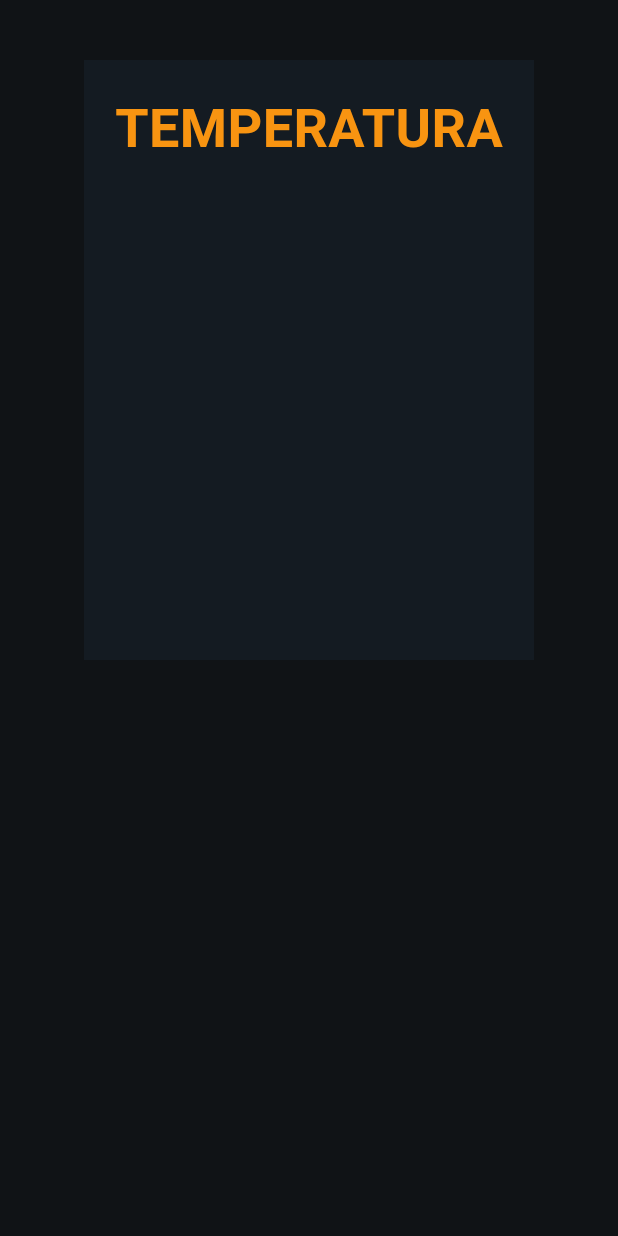
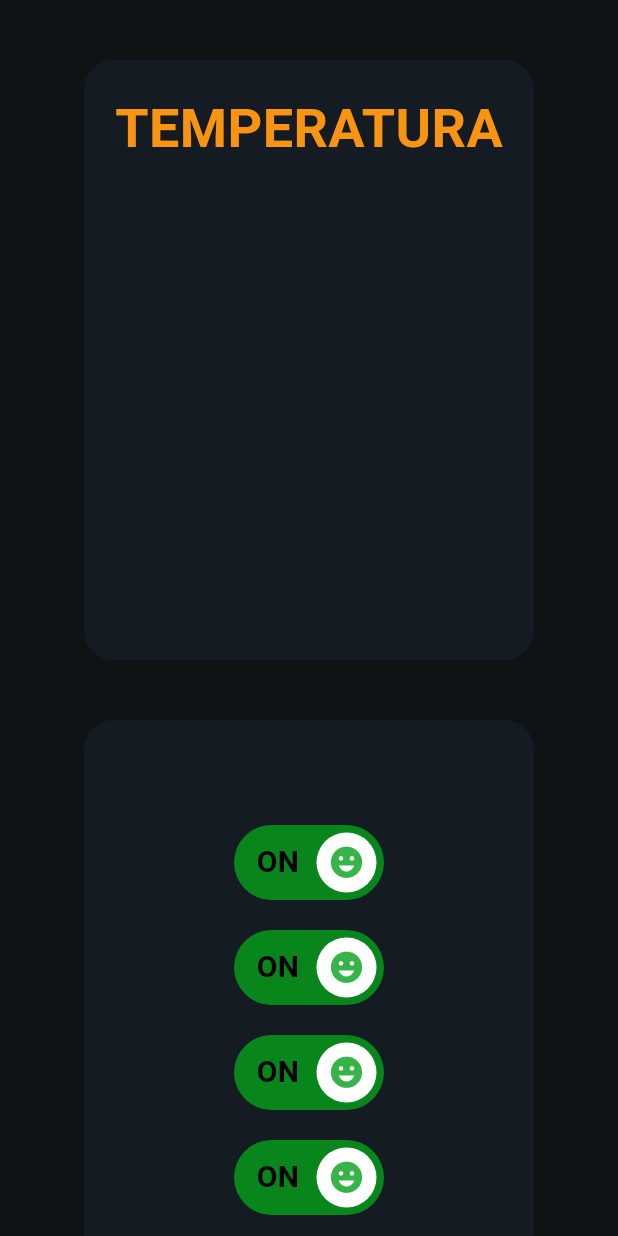
Before and after one commit to Yscarlys/ESP32S3-flutter, a Flutter app: the screen it shows after launch, on a phone screen of 412 x 824 dp. Run offline on Flutter 3.47's test engine with Material 3 defaults, Android fonts, the phone set to English and light mode, and no system bars; drawn by our look-alikes of lite_rolling_switch.

Commit message:
Holi soy el mensaje xoxo

```diff
--- a/lib/paginas/inicio.dart
+++ b/lib/paginas/inicio.dart
@@ -1,4 +1,6 @@
 import 'package:flutter/material.dart';
+import 'package:flutter/widgets.dart';
+import 'package:lite_rolling_switch/lite_rolling_switch.dart';
 
 class Inicio extends StatelessWidget {
   const Inicio({super.key});
@@ -12,13 +14,26 @@ class Inicio extends StatelessWidget {
         children: <Widget>[
           Row(
             mainAxisAlignment: MainAxisAlignment.center,
-            children: <Widget>[
+            children: _cardTemperatura,
+          ),
+          Row(
+            mainAxisAlignment: MainAxisAlignment.center,
+            children: _cardSwitches,
+          ),
+        ],
+      ),
+    );
+  }
+
+  List <Widget> get _cardTemperatura {
+    return <Widget>[
             Container(
               width: 300.0,
               height: 400.0,
-                color: const Color(0xff141b22),
-                margin:
-                  const EdgeInsets.symmetric(vertical: 40.0, horizontal: 0.0),
+              decoration: const BoxDecoration(
+                  color:   Color(0xff141b22),
+                  borderRadius: BorderRadius.all(Radius.circular(20))),
+              margin: const EdgeInsets.symmetric(vertical: 40.0, horizontal: 0.0),
               child: Column(
                 children: <Widget>[
                   Row(
@@ -40,13 +55,114 @@ class Inicio extends StatelessWidget {
                 ],
               ),
             ),
+          ];
+  }
+  List <Widget> get _cardSwitches {
+    return <Widget>  [
+               Container(
+                width: 300.0,
+                height: 400.0,
+                decoration: const BoxDecoration(
+                  color:   Color(0xff141b22),
+                  borderRadius: BorderRadius.all(Radius.circular(20))),
+                child: Column(
+                mainAxisAlignment: MainAxisAlignment.center,
+                children: <Widget>[
+                Padding(
+                  padding: const EdgeInsets.all(10),
+                  child: LiteRollingSwitch(
+                  value: true,
+                  width: 100,
+                  textOn: 'ON',
+                  textOff: 'OFF',
+                  colorOn: const Color.fromARGB(204, 5, 161, 26),
+                  colorOff: const Color.fromARGB(255, 35, 49, 56),
+                  iconOn: Icons.emoji_emotions_sharp,
+                  iconOff: Icons.mood_bad_rounded,
+                  textSize: 20.0,
+                  textOnColor: Colors.black,
+                  textOffColor: Colors.white,
+                  animationDuration: const Duration(milliseconds: 50),
+                  onChanged: (bool position) {
+                  print("El Dispositivo esta $position");
+                  },
+                  onDoubleTap: () {},
+                  onSwipe: () {},
+                  onTap: () {},
+                  ),
+                ),
+                Padding(
+                  padding: const EdgeInsets.all(10),
+                  child: LiteRollingSwitch(
+                  value: true,
+                  width: 100,
+                  textOn: 'ON',
+                  textOff: 'OFF',
+                  colorOn: const Color.fromARGB(204, 5, 161, 26),
+                  colorOff: const Color.fromARGB(255, 35, 49, 56),
+                  iconOn: Icons.emoji_emotions_sharp,
+                  iconOff: Icons.mood_bad_rounded,
+                  textSize: 20.0,
+                  textOnColor: Colors.black,
+                  textOffColor: Colors.white,
+                  animationDuration: const Duration(milliseconds: 50),
+                  onChanged: (bool position) {
+                  print("El Dispositivo esta $position");
+                  },
+                  onDoubleTap: () {},
+                  onSwipe: () {},
+                  onTap: () {},
+                  ),
+                ),
+                Padding(
+                  padding: const EdgeInsets.all(10),
+                  child: LiteRollingSwitch(
+                  value: true,
+                  width: 100,
+                  textOn: 'ON',
+                  textOff: 'OFF',
+                  colorOn: const Color.fromARGB(204, 5, 161, 26),
+                  colorOff: const Color.fromARGB(255, 35, 49, 56),
+                  iconOn: Icons.emoji_emotions_sharp,
+                  iconOff: Icons.mood_bad_rounded,
+                  textSize: 20.0,
+                  textOnColor: Colors.black,
+                  textOffColor: Colors.white,
+                  animationDuration: const Duration(milliseconds: 50),
+                  onChanged: (bool position) {
+                  print("El Dispositivo esta $position");
+                  },
+                  onDoubleTap: () {},
+                  onSwipe: () {},
+                  onTap: () {},
+                  ),
+                ),
+                Padding(
+                  padding: const EdgeInsets.all(10),
+                  child: LiteRollingSwitch(
+                  value: true,
+                  width: 100,
+                  textOn: 'ON',
+                  textOff: 'OFF',
+                  colorOn: const Color.fromARGB(204, 5, 161, 26),
+                  colorOff: const Color.fromARGB(255, 35, 49, 56),
+                  iconOn: Icons.emoji_emotions_sharp,
+                  iconOff: Icons.mood_bad_rounded,
+                  textSize: 20.0,
+                  textOnColor: Colors.black,
+                  textOffColor: Colors.white,
+                  animationDuration: const Duration(milliseconds: 50),
+                  onChanged: (bool position) {
+                  print("El Dispositivo esta $position");
+                  },
+                  onDoubleTap: () {},
+                  onSwipe: () {},
+                  onTap: () {},
+                  ),
+                ),
               ],
             ),
-          Row(
-            children: <Widget>[],
-          )
-        ],
           ),
-    );
+        ];
       }
 }
--- a/pubspec.yaml
+++ b/pubspec.yaml
@@ -35,6 +35,7 @@ dependencies:
   # The following adds the Cupertino Icons font to your application.
   # Use with the CupertinoIcons class for iOS style icons.
   cupertino_icons: ^1.0.6
+  lite_rolling_switch: ^1.0.1
 
 dev_dependencies:
   flutter_test:
```
Also changed, not shown: pubspec.lock. Lines whose indentation alone changed are shown as unchanged.
